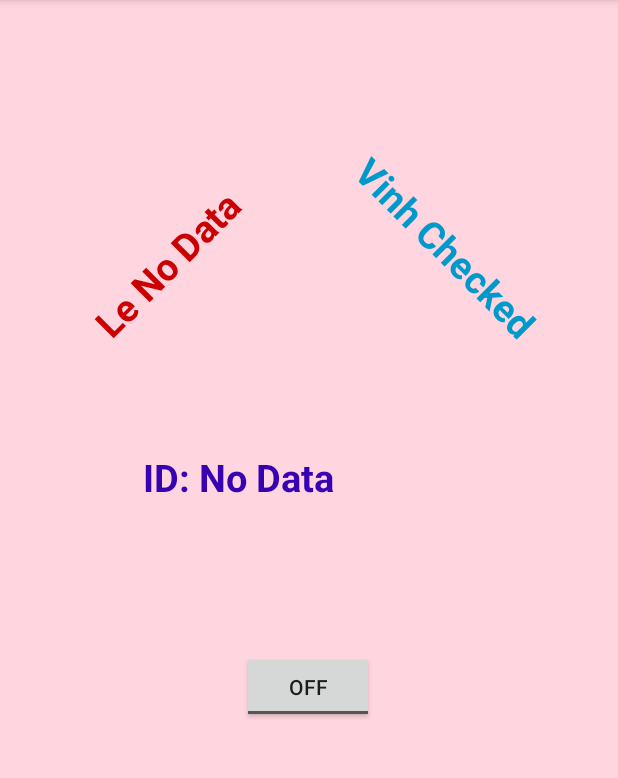
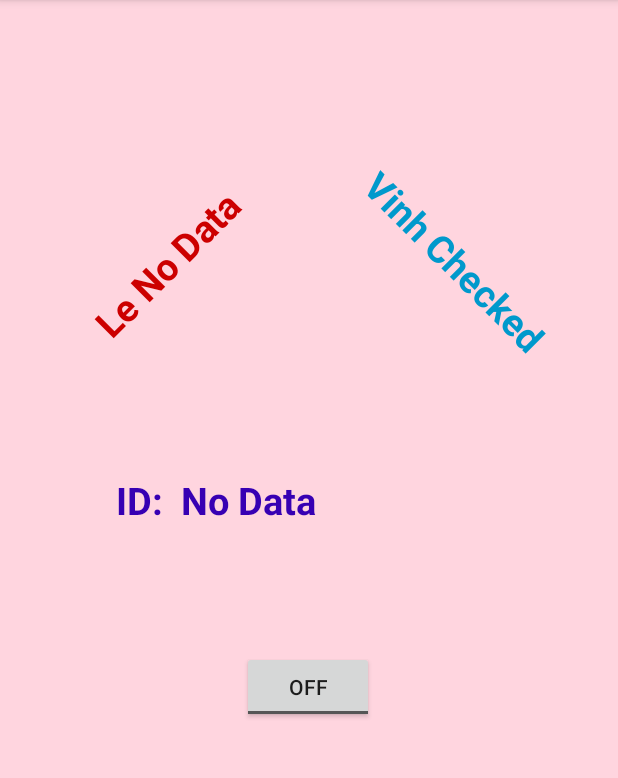
Before and after one commit to DecadeVinhLe/VinhLab08, an Android app: the screen it shows after launch (LeActivity), in the side drawer, after a tap on "About Us", on a phone screen of 412 x 824 dp, the part 84-862 px from its top. Run offline under Robolectric (Android 15) with nearby library versions, the phone set to English and light mode, and no system bars.

```diff
--- a/app/src/main/java/vinh/le/n01518620/AboutFragment.java
+++ b/app/src/main/java/vinh/le/n01518620/AboutFragment.java
@@ -22,11 +22,11 @@ public class AboutFragment extends Fragment {
     private static final String COUNTER_KEY = "counter";
     private int counter = 1;
     private SharedPreferences sharedPreferences;
-    private TextView firstNameTextView, lastNameTextView,idTextView;
+    private TextView firstNameTextView, lastNameTextView, idTextView;
     private ToggleButton orientationToggleButton;
 
     public AboutFragment() {
-        // Required empty public constructor
+        // Empty public constructor required
     }
 
     @Override
@@ -101,7 +101,7 @@ public class AboutFragment extends Fragment {
         // Update TextViews with retrieved data
         firstNameTextView.setText(getString(R.string.vinH) + " " + (isChecked ? getString(R.string.checked) : getString(R.string.unchecked)));
         lastNameTextView.setText(getString(R.string.le) + " " + (email.isEmpty() ? getString(R.string.no_data) : email));
-        idTextView.setText(getString(R.string.id)+ " " + (id.isEmpty() ? getString(R.string.no_data) : id));
+        idTextView.setText(getString(R.string.Id) + " " + (id.isEmpty() ? getString(R.string.no_data) : id));
 
     }
 }
--- a/app/src/main/res/layout/fragment_about.xml
+++ b/app/src/main/res/layout/fragment_about.xml
@@ -17,10 +17,10 @@
         android:textStyle="bold"
         app:layout_constraintBottom_toBottomOf="parent"
         app:layout_constraintEnd_toEndOf="parent"
-        app:layout_constraintHorizontal_bias="0.862"
+        app:layout_constraintHorizontal_bias="0.89"
         app:layout_constraintStart_toStartOf="parent"
         app:layout_constraintTop_toTopOf="parent"
-        app:layout_constraintVertical_bias="0.189" />
+        app:layout_constraintVertical_bias="0.203" />
 
     <TextView
         android:id="@+id/lastNameTextView"
@@ -48,10 +48,10 @@
         android:textStyle="bold"
         app:layout_constraintBottom_toBottomOf="parent"
         app:layout_constraintEnd_toEndOf="parent"
-        app:layout_constraintHorizontal_bias="0.315"
+        app:layout_constraintHorizontal_bias="0.248"
         app:layout_constraintStart_toStartOf="parent"
         app:layout_constraintTop_toTopOf="parent"
-        app:layout_constraintVertical_bias="0.406" />
+        app:layout_constraintVertical_bias="0.428" />
 
     <ToggleButton
         android:id="@+id/orientationToggleButton"
--- a/app/src/main/res/values/strings.xml
+++ b/app/src/main/res/values/strings.xml
@@ -17,7 +17,7 @@
     <string name="vinh_le">Vinh Le</string>
     <string name="exit_msg">"Do you want to exit the app ? "</string>
     <string name="no">NO\n</string>
-    <string name="yes">yes\n</string>
+    <string name="yes">YES\n</string>
     <string name="submit">Click here !\n</string>
     <string name="student_id">N01518620 \n</string>
     <string name="Vinh">Vinh Le \t</string>
```
Also changed, not shown: 1 other file.
